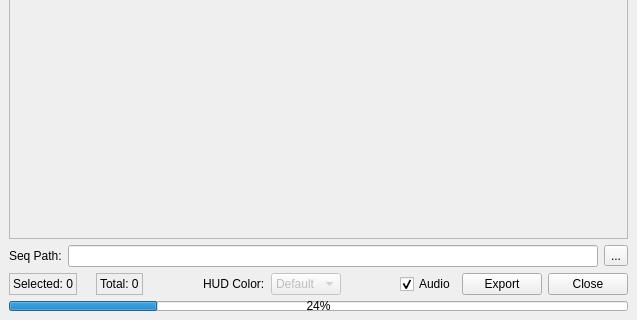
iceanimations/shot_subm_use_multishot, file ui/submitter.ui: the form before one commit; both pictures show x 0 to 637 and y 436 to 756 of the 637 by 756 pixel window.
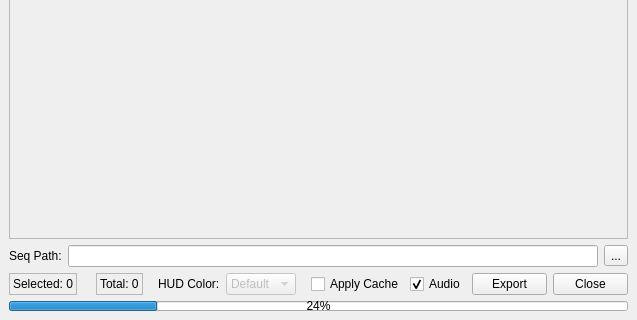
The form after the commit.

Commit message: cache appy implemented for added attribute and button added

The edit to the form file:
```diff
--- a/ui/submitter.ui
+++ b/ui/submitter.ui
@@ -273,6 +273,13 @@
         </property>
        </spacer>
       </item>
+      <item>
+       <widget class="QCheckBox" name="applyCacheButton">
+        <property name="text">
+         <string>Apply Cache</string>
+        </property>
+       </widget>
+      </item>
       <item>
        <widget class="QCheckBox" name="audioButton">
         <property name="toolTip">
```
The commit also changes 4 other files.
